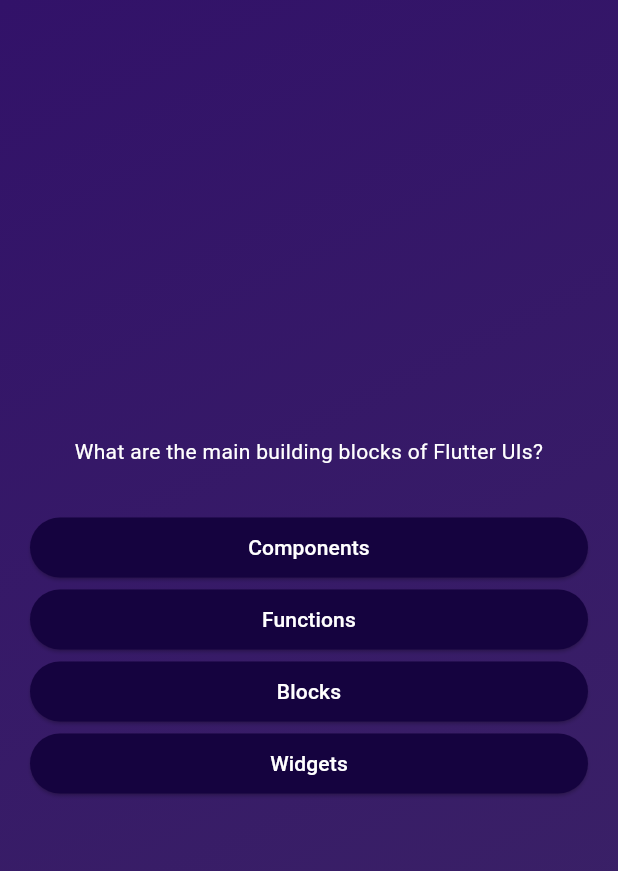
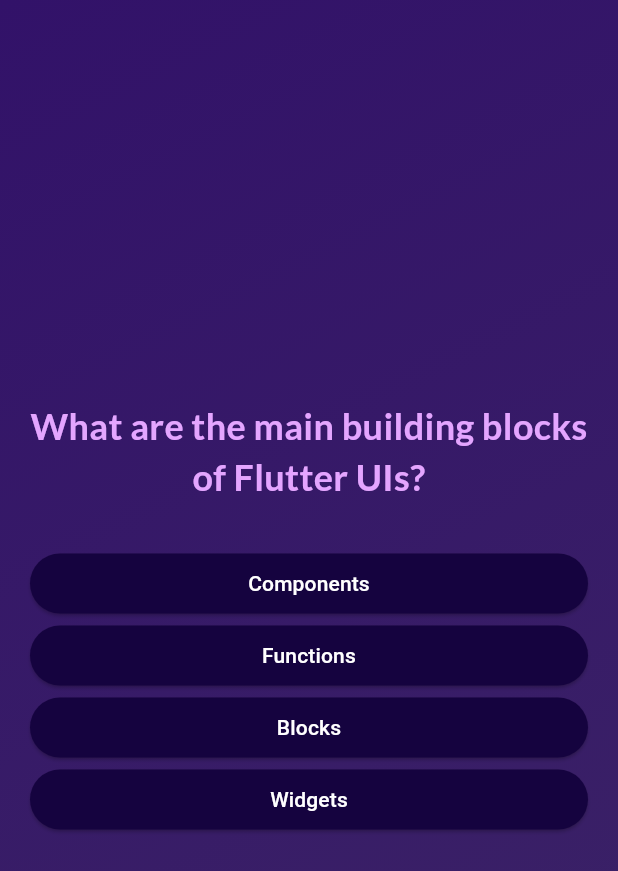
Before and after one commit to far1h/quiz_app, a Flutter app: the screen it shows after launch, after a tap on "Start Quiz", on a phone screen of 412 x 824 dp. Shown: the top 871 px of the screen. Run offline on Flutter 3.47's test engine with Material 3 defaults, Android fonts, the phone set to English and light mode, and no system bars; our stand-ins replace google_fonts.

Commit message:
Use Third-Party Packages & Add Google Fonts

```diff
--- a/lib/questions_screen.dart
+++ b/lib/questions_screen.dart
@@ -1,6 +1,7 @@
 import 'package:flutter/material.dart';
 import 'package:quiz_app/answer_button.dart';
 import 'data/questions.dart';
+import 'package:google_fonts/google_fonts.dart';
 
 class QuestionsScreen extends StatefulWidget {
   const QuestionsScreen({
@@ -33,8 +34,9 @@ class _QuestionsScreenState extends State<QuestionsScreen> {
           children: [
             Text(
               currentQuestion.text,
-              style: const TextStyle(
-                color: Colors.white,
+              style: GoogleFonts.lato(
+                color: const Color.fromARGB(255, 228, 165, 255),
+                fontSize: 24,fontWeight: FontWeight.bold,
               ),
               textAlign: TextAlign.center,
             ),
--- a/lib/start_screen.dart
+++ b/lib/start_screen.dart
@@ -1,4 +1,5 @@
 import 'package:flutter/material.dart';
+import 'package:google_fonts/google_fonts.dart';
 
 class StartScreen extends StatelessWidget {
   const StartScreen(
@@ -22,9 +23,9 @@ class StartScreen extends StatelessWidget {
           const SizedBox(
             height: 80,
           ),
-          const Text(
+          Text(
             "Learn Flutter the fun way",
-            style: TextStyle(
+            style: GoogleFonts.lato(
                 color: Color.fromARGB(255, 217, 217, 217), fontSize: 24),
           ),
           const SizedBox(
--- a/pubspec.yaml
+++ b/pubspec.yaml
@@ -35,6 +35,7 @@ dependencies:
   # The following adds the Cupertino Icons font to your application.
   # Use with the CupertinoIcons class for iOS style icons.
   cupertino_icons: ^1.0.8
+  google_fonts: ^6.2.1
 
 dev_dependencies:
   flutter_test:
```
Also changed, not shown: pubspec.lock, 7 other files.
